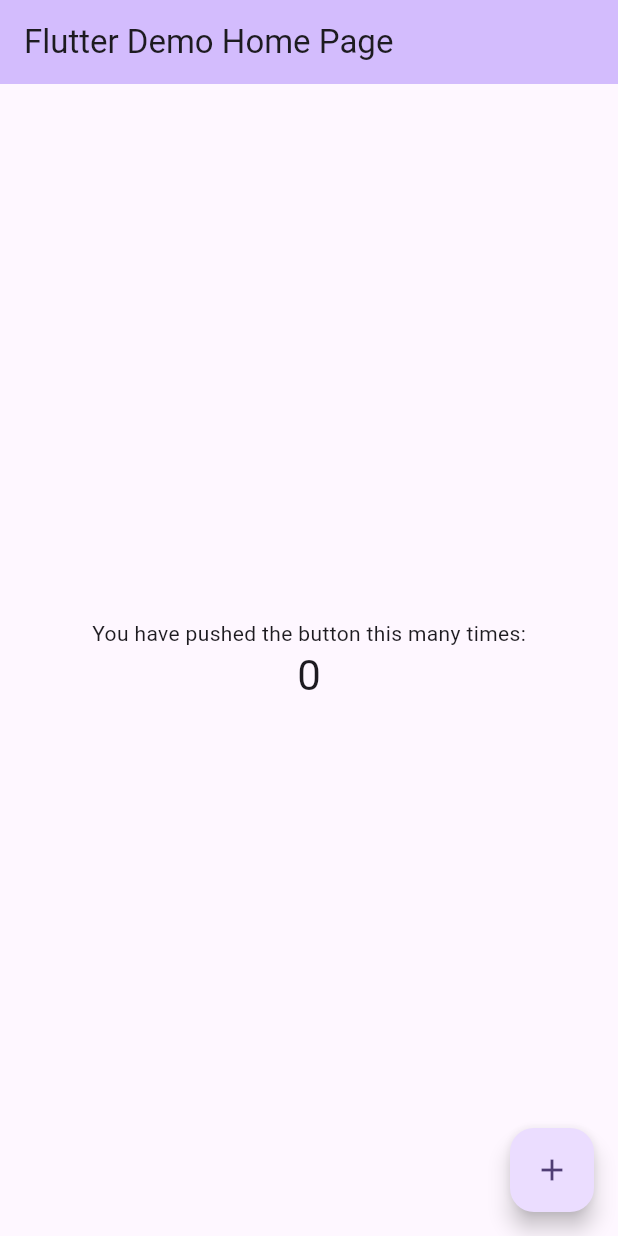
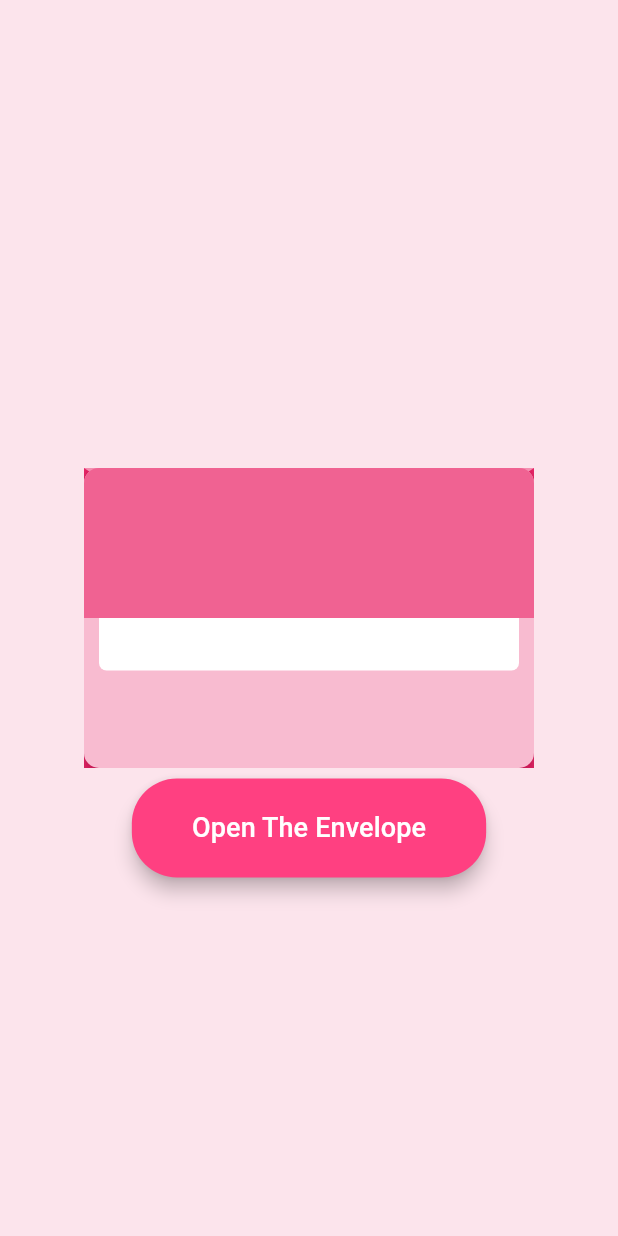
Before and after one commit to haqimhaslee/v_webapp, a Flutter app: the screen it shows after launch, on a phone screen of 412 x 824 dp. Run offline on Flutter 3.47's test engine with Material 3 defaults, Android fonts, the phone set to English and light mode, and no system bars.

Commit message:
Framework Extablishment

```diff
--- /dev/null
+++ b/lib/envelope.dart
@@ -0,0 +1,144 @@
+import 'package:flutter/material.dart';
+import 'dart:math' as math;
+
+import 'package:v_webapp/ripple.dart';
+
+// --- The Envelope Widget ---
+class Envelope extends StatelessWidget {
+  final AnimationController openingController;
+  final Animation<double> rippleAnimation;
+  final bool isOpen;
+
+  const Envelope({
+    super.key,
+    required this.openingController,
+    required this.rippleAnimation,
+    required this.isOpen,
+  });
+
+  @override
+  Widget build(BuildContext context) {
+    // Envelope animations driven by the opening controller
+    final flapAnimation =
+        Tween<double>(begin: 0, end: -math.pi).animate(CurvedAnimation(
+      parent: openingController,
+      curve: const Interval(0.0, 0.4, curve: Curves.easeOut),
+    ));
+
+    final envelopeScaleAnimation =
+        Tween<double>(begin: 1.0, end: 1.2).animate(CurvedAnimation(
+      parent: openingController,
+      curve: const Interval(0.5, 1.0, curve: Curves.elasticOut),
+    ));
+
+    final envelopeOpacityAnimation =
+        Tween<double>(begin: 1.0, end: 0.0).animate(CurvedAnimation(
+      parent: openingController,
+      curve: const Interval(0.8, 1.0, curve: Curves.easeOut),
+    ));
+
+    return AnimatedBuilder(
+      animation: openingController,
+      builder: (context, child) {
+        return FadeTransition(
+          opacity: envelopeOpacityAnimation,
+          child: ScaleTransition(
+            scale: envelopeScaleAnimation,
+            child: SizedBox(
+              width: 300,
+              height: 200,
+              child: Stack(
+                alignment: Alignment.center,
+                children: [
+                  // Ripple effect when closed
+                  if (!isOpen)
+                    CustomPaint(
+                      painter: RipplePainter(
+                          animation: rippleAnimation,
+                          // ignore: deprecated_member_use
+                          color: Colors.pink.withOpacity(0.3)),
+                      child: const SizedBox(width: 300, height: 200),
+                    ),
+
+                  // Envelope Body (Back)
+                  Positioned(
+                    child: Container(
+                      width: 300,
+                      height: 200,
+                      decoration: BoxDecoration(
+                        color: const Color(0xFFF8BBD0), // Light Pink
+                        borderRadius: BorderRadius.circular(10),
+                        boxShadow: [
+                          BoxShadow(
+                            // ignore: deprecated_member_use
+                            color: Colors.black.withOpacity(0.2),
+                            spreadRadius: 1,
+                            blurRadius: 10,
+                            offset: const Offset(0, 5),
+                          ),
+                        ],
+                      ),
+                    ),
+                  ),
+
+                  // Envelope Body (Front)
+                  Positioned(
+                    child: Container(
+                      width: 300,
+                      height: 200,
+                      decoration: BoxDecoration(
+                        border: Border(
+                          top: BorderSide(
+                              color: const Color(0xFFF48FB1), width: 100),
+                          left:
+                              BorderSide(color: Colors.transparent, width: 150),
+                          right:
+                              BorderSide(color: Colors.transparent, width: 150),
+                        ),
+                      ),
+                    ),
+                  ),
+
+                  // Letter inside the envelope (static part)
+                  Positioned(
+                    top: -65,
+                    child: Container(
+                      width: 280,
+                      height: 200,
+                      decoration: BoxDecoration(
+                        color: Colors.white,
+                        borderRadius: BorderRadius.circular(5),
+                      ),
+                    ),
+                  ),
+
+                  // Envelope Top Flap (animated)
+                  Positioned(
+                    top: 0,
+                    child: Transform(
+                      alignment: Alignment.topCenter,
+                      transform: Matrix4.identity()
+                        ..setEntry(3, 2, 0.001)
+                        ..rotateX(flapAnimation.value),
+                      child: Container(
+                        width: 300,
+                        height: 100,
+                        decoration: const BoxDecoration(
+                          color: Color(0xFFF06292), // Deeper Pink
+                          borderRadius: BorderRadius.only(
+                            topLeft: Radius.circular(10),
+                            topRight: Radius.circular(10),
+                          ),
+                        ),
+                      ),
+                    ),
+                  ),
+                ],
+              ),
+            ),
+          ),
+        );
+      },
+    );
+  }
+}
--- a/lib/main.dart
+++ b/lib/main.dart
@@ -1,125 +1,152 @@
 import 'package:flutter/material.dart';
+import 'package:v_webapp/envelope.dart';
+
+import 'package:v_webapp/letter.dart';
 
 void main() {
-  runApp(const MyApp());
+  runApp(const BirthdayApp());
 }
 
-class MyApp extends StatelessWidget {
-  const MyApp({super.key});
+class BirthdayApp extends StatelessWidget {
+  const BirthdayApp({super.key});
 
-  // This widget is the root of your application.
   @override
   Widget build(BuildContext context) {
     return MaterialApp(
-      title: 'Flutter Demo',
+      title: 'A Special Message For You',
       theme: ThemeData(
-        // This is the theme of your application.
-        //
-        // TRY THIS: Try running your application with "flutter run". You'll see
-        // the application has a purple toolbar. Then, without quitting the app,
-        // try changing the seedColor in the colorScheme below to Colors.green
-        // and then invoke "hot reload" (save your changes or press the "hot
-        // reload" button in a Flutter-supported IDE, or press "r" if you used
-        // the command line to start the app).
-        //
-        // Notice that the counter didn't reset back to zero; the application
-        // state is not lost during the reload. To reset the state, use hot
-        // restart instead.
-        //
-        // This works for code too, not just values: Most code changes can be
-        // tested with just a hot reload.
-        colorScheme: ColorScheme.fromSeed(seedColor: Colors.deepPurple),
-        useMaterial3: true,
+        primarySwatch: Colors.pink,
+        visualDensity: VisualDensity.adaptivePlatformDensity,
       ),
-      home: const MyHomePage(title: 'Flutter Demo Home Page'),
+      home: const BirthdayCardScreen(),
+      debugShowCheckedModeBanner: false,
     );
   }
 }
 
-class MyHomePage extends StatefulWidget {
-  const MyHomePage({super.key, required this.title});
-
-  // This widget is the home page of your application. It is stateful, meaning
-  // that it has a State object (defined below) that contains fields that affect
-  // how it looks.
-
-  // This class is the configuration for the state. It holds the values (in this
-  // case the title) provided by the parent (in this case the App widget) and
-  // used by the build method of the State. Fields in a Widget subclass are
-  // always marked "final".
-
-  final String title;
+class BirthdayCardScreen extends StatefulWidget {
+  const BirthdayCardScreen({super.key});
 
   @override
-  State<MyHomePage> createState() => _MyHomePageState();
+  State<BirthdayCardScreen> createState() => _BirthdayCardScreenState();
 }
 
-class _MyHomePageState extends State<MyHomePage> {
-  int _counter = 0;
+class _BirthdayCardScreenState extends State<BirthdayCardScreen>
+    with TickerProviderStateMixin {
+  // State variables to track the animation progress
+  bool _isEnvelopeOpen = false;
+  bool _isLetterVisible = false;
 
-  void _incrementCounter() {
+  // Animation controller for the ripple effect on the envelope
+  late final AnimationController _rippleController;
+  late final Animation<double> _rippleAnimation;
+
+  // Animation controller for the main envelope opening sequence
+  late final AnimationController _openingController;
+
+  @override
+  void initState() {
+    super.initState();
+
+    // Setup for the ripple animation
+    _rippleController = AnimationController(
+      vsync: this,
+      duration: const Duration(seconds: 2),
+    )..repeat();
+    _rippleAnimation = Tween<double>(begin: 0.0, end: 1.0).animate(
+      CurvedAnimation(
+        parent: _rippleController,
+        curve: Curves.easeInOut,
+      ),
+    );
+
+    // Setup for the envelope opening animation
+    _openingController = AnimationController(
+      vsync: this,
+      duration: const Duration(milliseconds: 2500),
+    );
+  }
+
+  @override
+  void dispose() {
+    _rippleController.dispose();
+    _openingController.dispose();
+    super.dispose();
+  }
+
+  // Method to trigger the opening animation
+  void _openEnvelope() {
+    if (_isEnvelopeOpen) return;
     setState(() {
-      // This call to setState tells the Flutter framework that something has
-      // changed in this State, which causes it to rerun the build method below
-      // so that the display can reflect the updated values. If we changed
-      // _counter without calling setState(), then the build method would not be
-      // called again, and so nothing would appear to happen.
-      _counter++;
+      _isEnvelopeOpen = true;
+    });
+    // Start the main animation sequence
+    _openingController.forward();
+
+    // Make the letter content visible after a delay
+    Future.delayed(const Duration(milliseconds: 1200), () {
+      setState(() {
+        _isLetterVisible = true;
+      });
     });
   }
 
   @override
   Widget build(BuildContext context) {
-    // This method is rerun every time setState is called, for instance as done
-    // by the _incrementCounter method above.
-    //
-    // The Flutter framework has been optimized to make rerunning build methods
-    // fast, so that you can just rebuild anything that needs updating rather
-    // than having to individually change instances of widgets.
     return Scaffold(
-      appBar: AppBar(
-        // TRY THIS: Try changing the color here to a specific color (to
-        // Colors.amber, perhaps?) and trigger a hot reload to see the AppBar
-        // change color while the other colors stay the same.
-        backgroundColor: Theme.of(context).colorScheme.inversePrimary,
-        // Here we take the value from the MyHomePage object that was created by
-        // the App.build method, and use it to set our appbar title.
-        title: Text(widget.title),
-      ),
+      backgroundColor: Colors.pink[50],
       body: Center(
-        // Center is a layout widget. It takes a single child and positions it
-        // in the middle of the parent.
-        child: Column(
-          // Column is also a layout widget. It takes a list of children and
-          // arranges them vertically. By default, it sizes itself to fit its
-          // children horizontally, and tries to be as tall as its parent.
-          //
-          // Column has various properties to control how it sizes itself and
-          // how it positions its children. Here we use mainAxisAlignment to
-          // center the children vertically; the main axis here is the vertical
-          // axis because Columns are vertical (the cross axis would be
-          // horizontal).
-          //
-          // TRY THIS: Invoke "debug painting" (choose the "Toggle Debug Paint"
-          // action in the IDE, or press "p" in the console), to see the
-          // wireframe for each widget.
-          mainAxisAlignment: MainAxisAlignment.center,
-          children: <Widget>[
-            const Text(
-              'You have pushed the button this many times:',
-            ),
-            Text(
-              '$_counter',
-              style: Theme.of(context).textTheme.headlineMedium,
+        child: Stack(
+          alignment: Alignment.center,
+          children: [
+            // --- Letter Content ---
+            // This is initially hidden and appears during the animation
+            if (_isLetterVisible)
+              LetterContent(
+                openingController: _openingController,
+              ),
+
+            // --- Envelope Widget ---
+            // This is the main interactive element initially visible
+            if (!_isLetterVisible)
+              Envelope(
+                openingController: _openingController,
+                rippleAnimation: _rippleAnimation,
+                isOpen: _isEnvelopeOpen,
+              ),
+
+            // --- "Open The Envelope" Button ---
+            // This button fades out when clicked
+            AnimatedOpacity(
+              duration: const Duration(milliseconds: 300),
+              opacity: _isEnvelopeOpen ? 0.0 : 1.0,
+              child: Column(
+                mainAxisAlignment: MainAxisAlignment.center,
+                children: [
+                  const SizedBox(height: 280), // Position below the envelope
+                  ElevatedButton(
+                    onPressed: _openEnvelope,
+                    style: ElevatedButton.styleFrom(
+                      backgroundColor: Colors.pinkAccent,
+                      foregroundColor: Colors.white,
+                      padding: const EdgeInsets.symmetric(
+                          horizontal: 40, vertical: 20),
+                      shape: RoundedRectangleBorder(
+                        borderRadius: BorderRadius.circular(30),
+                      ),
+                      elevation: 5,
+                    ),
+                    child: const Text(
+                      'Open The Envelope',
+                      style: TextStyle(fontSize: 18),
+                    ),
+                  ),
+                ],
+              ),
             ),
           ],
         ),
       ),
-      floatingActionButton: FloatingActionButton(
-        onPressed: _incrementCounter,
-        tooltip: 'Increment',
-        child: const Icon(Icons.add),
-      ), // This trailing comma makes auto-formatting nicer for build methods.
     );
   }
 }
--- /dev/null
+++ b/lib/ripple.dart
@@ -0,0 +1,40 @@
+import 'package:flutter/material.dart';
+
+// --- Custom Painter for the Ripple Effect ---
+class RipplePainter extends CustomPainter {
+  final Animation<double> animation;
+  final Color color;
+
+  RipplePainter({required this.animation, required this.color})
+      : super(repaint: animation);
+
+  @override
+  void paint(Canvas canvas, Size size) {
+    final rect = Rect.fromLTRB(0.0, 0.0, size.width, size.height);
+    for (int wave = 3; wave >= 0; wave--) {
+      _drawWave(canvas, rect, wave);
+    }
+  }
+
+  void _drawWave(Canvas canvas, Rect rect, int wave) {
+    final double opacity = (1.0 - (animation.value / 3)).clamp(0.0, 1.0);
+    // ignore: deprecated_member_use
+    final Color waveColor = color.withOpacity(opacity);
+    final double waveValue = animation.value * (1 + (wave * 0.1));
+    final double scale = 1.0 + waveValue;
+    final double width = rect.width * 0.5 * scale;
+    final double height = rect.height * 0.5 * scale;
+    final Paint paint = Paint()..color = waveColor;
+    canvas.drawRRect(
+      RRect.fromRectAndRadius(
+        Rect.fromCenter(
+            center: rect.center, width: width, height: height * 1.2),
+        const Radius.circular(20),
+      ),
+      paint,
+    );
+  }
+
+  @override
+  bool shouldRepaint(RipplePainter oldDelegate) => true;
+}
--- a/pubspec.yaml
+++ b/pubspec.yaml
@@ -44,7 +44,7 @@ dev_dependencies:
   # activated in the `analysis_options.yaml` file located at the root of your
   # package. See that file for information about deactivating specific lint
   # rules and activating additional ones.
-  flutter_lints: ^5.0.0
+  flutter_lints: ^6.0.0
 
 # For information on the generic Dart part of this file, see the
 # following page: https://dart.dev/tools/pub/pubspec
```
Also changed, not shown: lib/letter.dart (added, +113 -0 lines), pubspec.lock, 1 other file.
